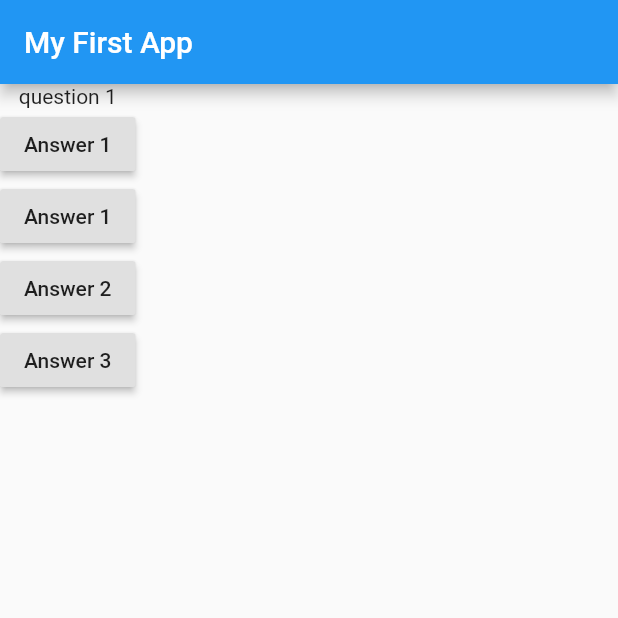
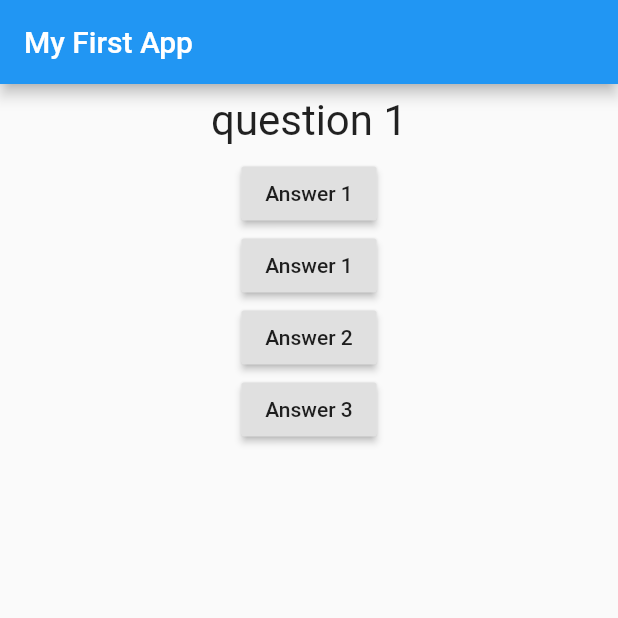
Before and after one commit to dev5576/FlutterCrashCourse-, a Flutter app: the screen it shows after launch, on a phone screen of 412 x 824 dp, the top half of it. Run offline on Flutter 3.47's test engine with Material 2 defaults, Android fonts, the phone set to English and light mode, and no system bars.

Commit message:
added question widget

```diff
--- a/lib/main.dart
+++ b/lib/main.dart
@@ -1,4 +1,5 @@
 import 'package:flutter/material.dart';
+import './question.dart';
 
 void main() => runApp(MyApp());
 
@@ -36,7 +37,7 @@ class _MyAppState extends State<MyApp> {
       appBar: AppBar(title: Text('My First App')),
       body: Column(
         children: <Widget>[
-          Text(questions[_questionIndex]),
+          Question(questions[_questionIndex]),
           RaisedButton(
             child: Text('Answer 1'),
             onPressed: _AnswerQuestion,
--- /dev/null
+++ b/lib/question.dart
@@ -0,0 +1,21 @@
+import 'package:flutter/material.dart';
+
+class Question extends StatelessWidget {
+  final String questionText;
+
+  Question(this.questionText);
+
+  @override
+  Widget build(BuildContext context) {
+    print('Question build()  called!');
+    return Container(
+      width: double.infinity,
+      margin: EdgeInsets.all(8),
+      child: Text(
+        questionText,
+        style: TextStyle(fontSize: 28),
+        textAlign: TextAlign.center,
+      ),
+    );
+  }
+}
```
